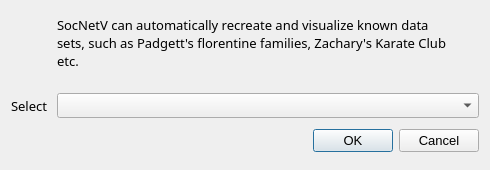
This is src/forms/datasetselectdialog.ui in socnetv/app as Qt 5 draws it before an edit. The edited form follows.
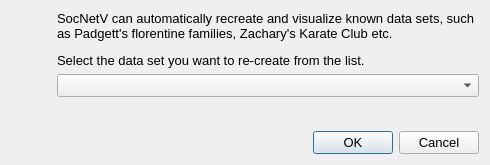
This is the edited form. Icons and pictures are not drawn.

Commit message: fixing dataset recreate dialog in mac 3

Patch:
```diff
--- a/src/forms/datasetselectdialog.ui
+++ b/src/forms/datasetselectdialog.ui
@@ -10,7 +10,7 @@
     <x>0</x>
     <y>0</y>
     <width>490</width>
-    <height>170</height>
+    <height>165</height>
    </rect>
   </property>
   <property name="sizePolicy">
@@ -22,18 +22,18 @@
   <property name="minimumSize">
    <size>
     <width>460</width>
-    <height>170</height>
+    <height>165</height>
    </size>
   </property>
   <property name="maximumSize">
    <size>
     <width>490</width>
-    <height>185</height>
+    <height>215</height>
    </size>
   </property>
   <property name="font">
    <font>
-    <pointsize>12</pointsize>
+    <pointsize>10</pointsize>
    </font>
   </property>
   <property name="windowTitle">
@@ -71,31 +71,13 @@
     </widget>
    </item>
    <item row="0" column="1">
-    <widget class="QLabel" name="description">
-     <property name="sizePolicy">
-      <sizepolicy hsizetype="Expanding" vsizetype="Expanding">
-       <horstretch>0</horstretch>
-       <verstretch>0</verstretch>
-      </sizepolicy>
-     </property>
+    <widget class="QLabel" name="label">
      <property name="minimumSize">
       <size>
        <width>400</width>
-       <height>60</height>
+       <height>0</height>
       </size>
      </property>
-     <property name="maximumSize">
-      <size>
-       <width>0</width>
-       <height>100</height>
-      </size>
-     </property>
-     <property name="font">
-      <font>
-       <family>Sans Serif</family>
-       <pointsize>10</pointsize>
-      </font>
-     </property>
      <property name="text">
       <string>&lt;html&gt;&lt;head/&gt;&lt;body&gt;&lt;p&gt;SocNetV can automatically recreate and visualize known data sets, such as Padgett's florentine families, Zachary's Karate Club etc.&lt;/p&gt;&lt;p&gt;Select the data set you want to re-create from the list.&lt;/p&gt;&lt;/body&gt;&lt;/html&gt;</string>
      </property>
@@ -108,31 +90,23 @@
     </widget>
    </item>
    <item row="1" column="1">
-    <widget class="QComboBox" name="selectBox">
-     <property name="enabled">
-      <bool>true</bool>
-     </property>
-     <property name="minimumSize">
-      <size>
-       <width>300</width>
-       <height>20</height>
-      </size>
-     </property>
-     <property name="font">
-      <font>
-       <family>Sans Serif</family>
-       <pointsize>9</pointsize>
-      </font>
-     </property>
-     <property name="cursor">
-      <cursorShape>PointingHandCursor</cursorShape>
-     </property>
-     <property name="toolTip">
-      <string>&lt;html&gt;&lt;head/&gt;&lt;body&gt;&lt;p&gt;Click to select a data set&lt;/p&gt;&lt;/body&gt;&lt;/html&gt;</string>
-     </property>
-    </widget>
+    <layout class="QHBoxLayout" name="horizontalLayout">
+     <item>
+      <widget class="QComboBox" name="comboBox">
+       <property name="minimumSize">
+        <size>
+         <width>300</width>
+         <height>0</height>
+        </size>
+       </property>
+       <property name="toolTip">
+        <string>&lt;html&gt;&lt;head/&gt;&lt;body&gt;&lt;p&gt;Click to select a data set&lt;/p&gt;&lt;/body&gt;&lt;/html&gt;</string>
+       </property>
+      </widget>
+     </item>
+    </layout>
    </item>
-   <item row="2" column="0" colspan="2">
+   <item row="3" column="1">
     <widget class="QDialogButtonBox" name="buttonBox">
      <property name="font">
       <font>
@@ -147,18 +121,18 @@
      </property>
     </widget>
    </item>
-   <item row="1" column="0">
-    <widget class="QLabel" name="selectLabel">
-     <property name="font">
-      <font>
-       <family>Sans Serif</family>
-       <pointsize>10</pointsize>
-      </font>
+   <item row="2" column="1">
+    <spacer name="verticalSpacer">
+     <property name="orientation">
+      <enum>Qt::Vertical</enum>
      </property>
-     <property name="text">
-      <string>Select</string>
+     <property name="sizeHint" stdset="0">
+      <size>
+       <width>20</width>
+       <height>40</height>
+      </size>
      </property>
-    </widget>
+    </spacer>
    </item>
   </layout>
  </widget>
```
The commit also changes 1 other file.
